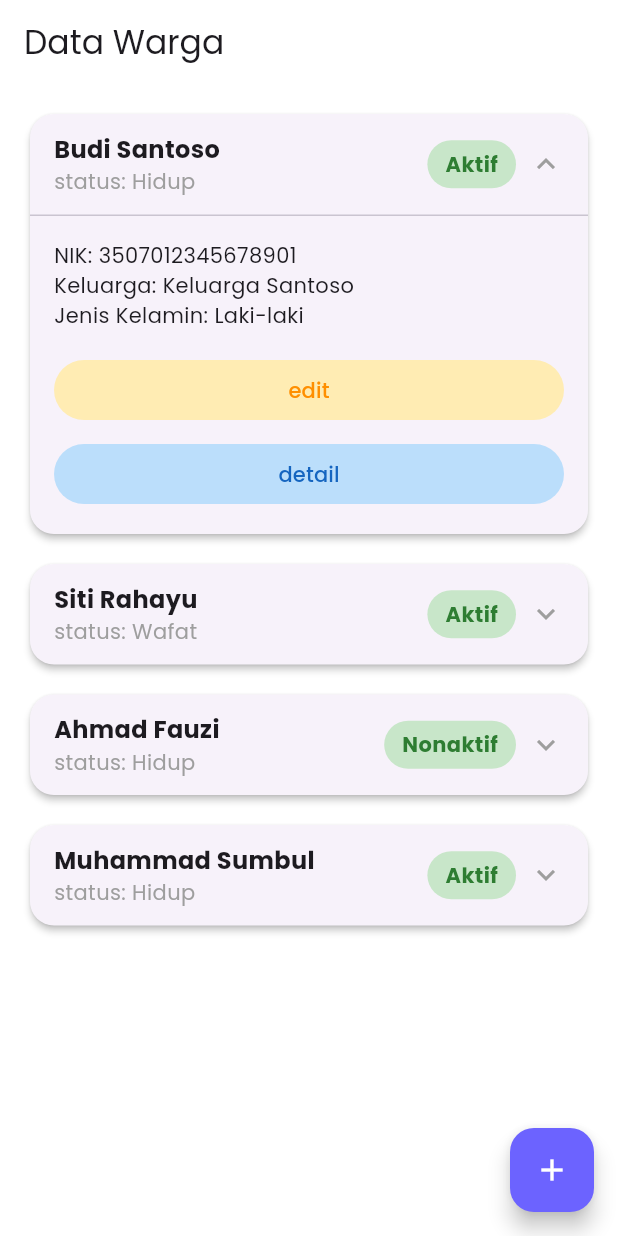
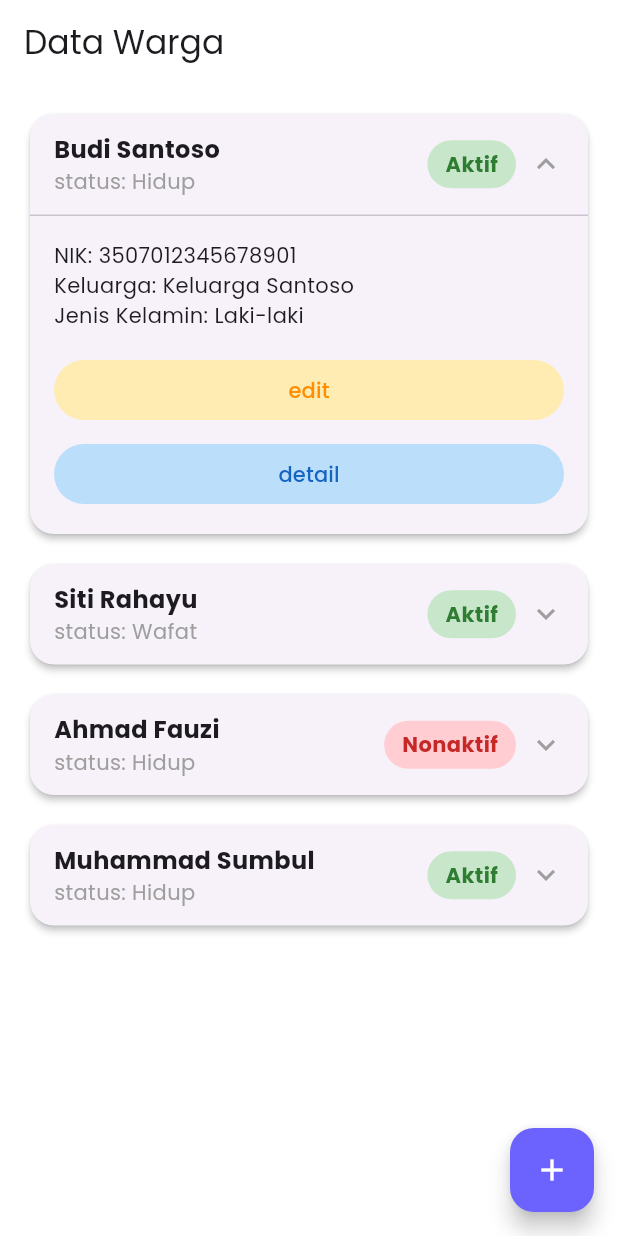
Before and after one commit to Mobile-AFIV/android_Jawara, a Flutter app: the WargaSection screen opened by its route, on a phone screen of 412 x 824 dp. Run offline on Flutter 3.47's test engine with Material 3 defaults, Android fonts, the phone set to English and light mode, and no system bars; our stand-ins replace go_router, google_fonts, image_picker.

Commit message:
warga: section: Fix status color for warga section
Signed-off-by: Firmank123 <firmankediri123@gmail.com>

```diff
--- a/lib/screens/warga/section/warga_section.dart
+++ b/lib/screens/warga/section/warga_section.dart
@@ -64,15 +64,15 @@ class _WargaSectionState extends State<WargaSection> {
   }
 
   Widget _buildWargaCard(WargaModel warga, int index) {
-    // Safety check to prevent out-of-bounds access
     bool isExpanded = index < _expandedList.length ? _expandedList[index] : false;
+    MaterialColor statusColor = warga.domicileStatus == "Aktif" ? Colors.green : Colors.red;
 
     return ExpandableSectionCard(
       title: warga.name,
       subtitle: "status: ${warga.lifeStatus}",
       statusChip: StatusChip(
         label: warga.domicileStatus,
-        color: Colors.green,
+        color: statusColor,
       ),
       isExpanded: isExpanded,
       onToggleExpand: () {
```
